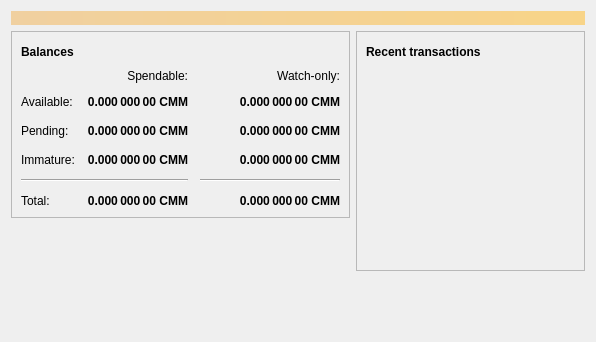
Old version of the form src/qt/forms/overviewpage.ui in the repository CommerciumBlockchain/Commercium_Deprecated.
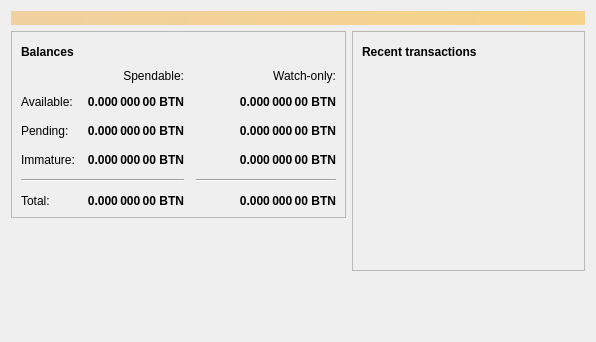
New version of the form. Icons and pictures are not drawn.

```diff
--- a/src/qt/forms/overviewpage.ui
+++ b/src/qt/forms/overviewpage.ui
@@ -129,7 +129,7 @@
                <string>Unconfirmed transactions to watch-only addresses</string>
               </property>
               <property name="text">
-               <string notr="true">0.000 000 00 CMM</string>
+               <string notr="true">0.000 000 00 BTN</string>
               </property>
               <property name="alignment">
                <set>Qt::AlignRight|Qt::AlignTrailing|Qt::AlignVCenter</set>
@@ -154,7 +154,7 @@
                <string>Total of transactions that have yet to be confirmed, and do not yet count toward the spendable balance</string>
               </property>
               <property name="text">
-               <string notr="true">0.000 000 00 CMM</string>
+               <string notr="true">0.000 000 00 BTN</string>
               </property>
               <property name="alignment">
                <set>Qt::AlignRight|Qt::AlignTrailing|Qt::AlignVCenter</set>
@@ -179,7 +179,7 @@
                <string>Mined balance in watch-only addresses that has not yet matured</string>
               </property>
               <property name="text">
-               <string notr="true">0.000 000 00 CMM</string>
+               <string notr="true">0.000 000 00 BTN</string>
               </property>
               <property name="alignment">
                <set>Qt::AlignRight|Qt::AlignTrailing|Qt::AlignVCenter</set>
@@ -237,7 +237,7 @@
                <string>Mined balance that has not yet matured</string>
               </property>
               <property name="text">
-               <string notr="true">0.000 000 00 CMM</string>
+               <string notr="true">0.000 000 00 BTN</string>
               </property>
               <property name="alignment">
                <set>Qt::AlignRight|Qt::AlignTrailing|Qt::AlignVCenter</set>
@@ -282,7 +282,7 @@
                <string>Your current total balance</string>
               </property>
               <property name="text">
-               <string notr="true">0.000 000 00 CMM</string>
+               <string notr="true">0.000 000 00 BTN</string>
               </property>
               <property name="alignment">
                <set>Qt::AlignRight|Qt::AlignTrailing|Qt::AlignVCenter</set>
@@ -307,7 +307,7 @@
                <string>Current total balance in watch-only addresses</string>
               </property>
               <property name="text">
-               <string notr="true">0.000 000 00 CMM</string>
+               <string notr="true">0.000 000 00 BTN</string>
               </property>
               <property name="alignment">
                <set>Qt::AlignRight|Qt::AlignTrailing|Qt::AlignVCenter</set>
@@ -349,7 +349,7 @@
                <string>Your current spendable balance</string>
               </property>
               <property name="text">
-               <string notr="true">0.000 000 00 CMM</string>
+               <string notr="true">0.000 000 00 BTN</string>
               </property>
               <property name="alignment">
                <set>Qt::AlignRight|Qt::AlignTrailing|Qt::AlignVCenter</set>
@@ -374,7 +374,7 @@
                <string>Your current balance in watch-only addresses</string>
               </property>
               <property name="text">
-               <string notr="true">0.000 000 00 CMM</string>
+               <string notr="true">0.000 000 00 BTN</string>
               </property>
               <property name="alignment">
                <set>Qt::AlignRight|Qt::AlignTrailing|Qt::AlignVCenter</set>
```
